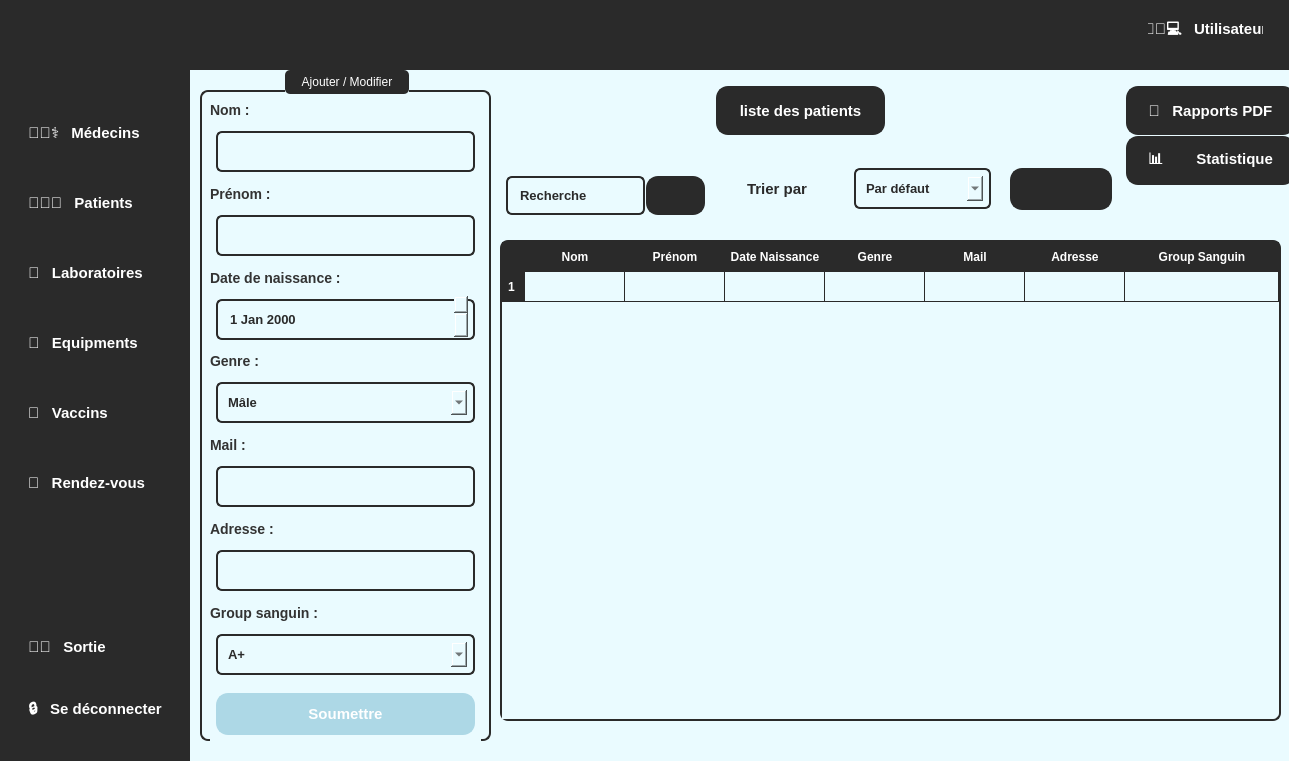
Above: mainwindow.ui from Projetcpp-2A19/projetcpp-2a19-smart-vaccination-center before the change. Below: the same form after it.
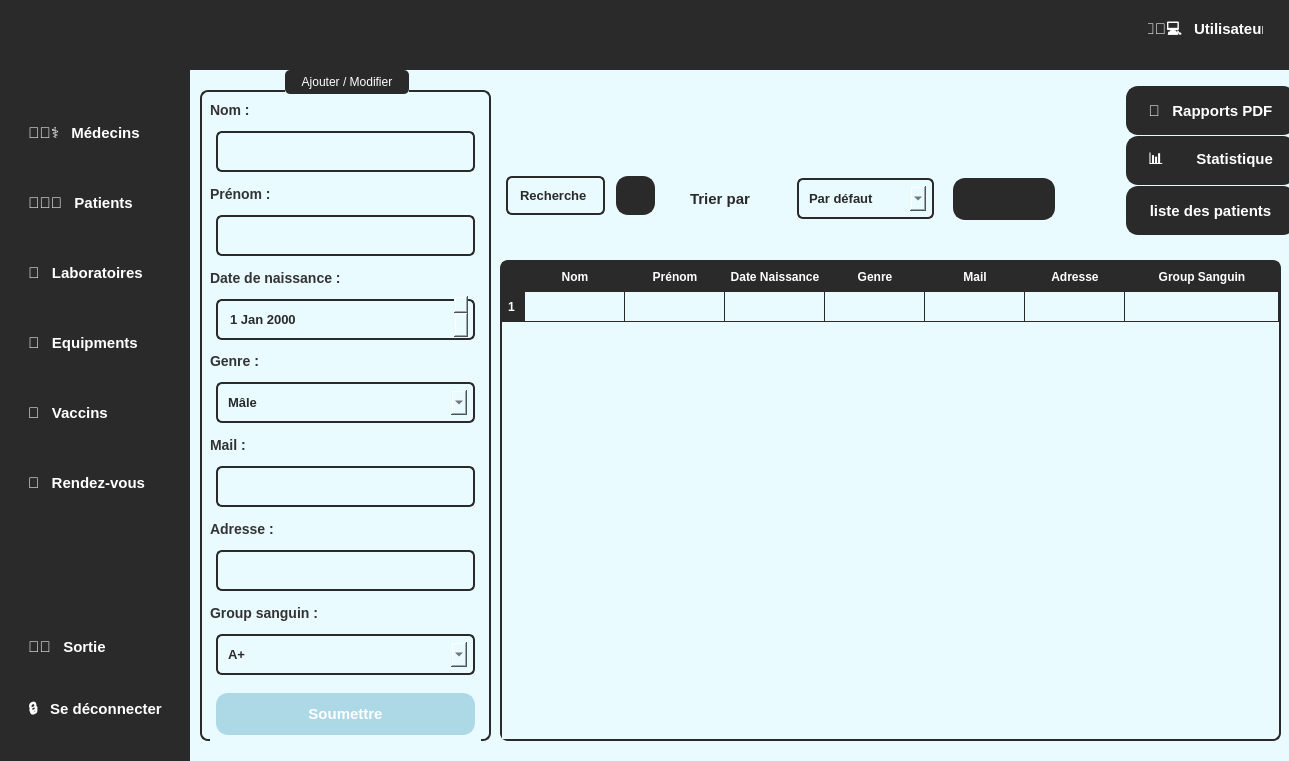
That is the form after the change. Icons and pictures are not drawn.

Patch:
```diff
--- a/mainwindow.ui
+++ b/mainwindow.ui
@@ -5567,7 +5567,7 @@
            <rect>
             <x>310</x>
             <y>100</y>
-            <width>151</width>
+            <width>111</width>
             <height>51</height>
            </rect>
           </property>
@@ -5698,8 +5698,8 @@
          <widget class="QWidget" name="layoutWidget_11">
           <property name="geometry">
            <rect>
-            <x>537</x>
-            <y>90</y>
+            <x>480</x>
+            <y>100</y>
             <width>391</width>
             <height>58</height>
            </rect>
@@ -5797,9 +5797,9 @@
          <widget class="QPushButton" name="recherche">
           <property name="geometry">
            <rect>
-            <x>450</x>
+            <x>420</x>
             <y>100</y>
-            <width>71</width>
+            <width>51</width>
             <height>51</height>
            </rect>
           </property>
@@ -5845,7 +5845,7 @@
           <property name="geometry">
            <rect>
             <x>310</x>
-            <y>160</y>
+            <y>180</y>
             <width>781</width>
             <height>501</height>
            </rect>
@@ -5970,8 +5970,8 @@
          <widget class="QPushButton" name="listpatient">
           <property name="geometry">
            <rect>
-            <x>520</x>
-            <y>10</y>
+            <x>930</x>
+            <y>110</y>
             <width>181</width>
             <height>61</height>
            </rect>
```
